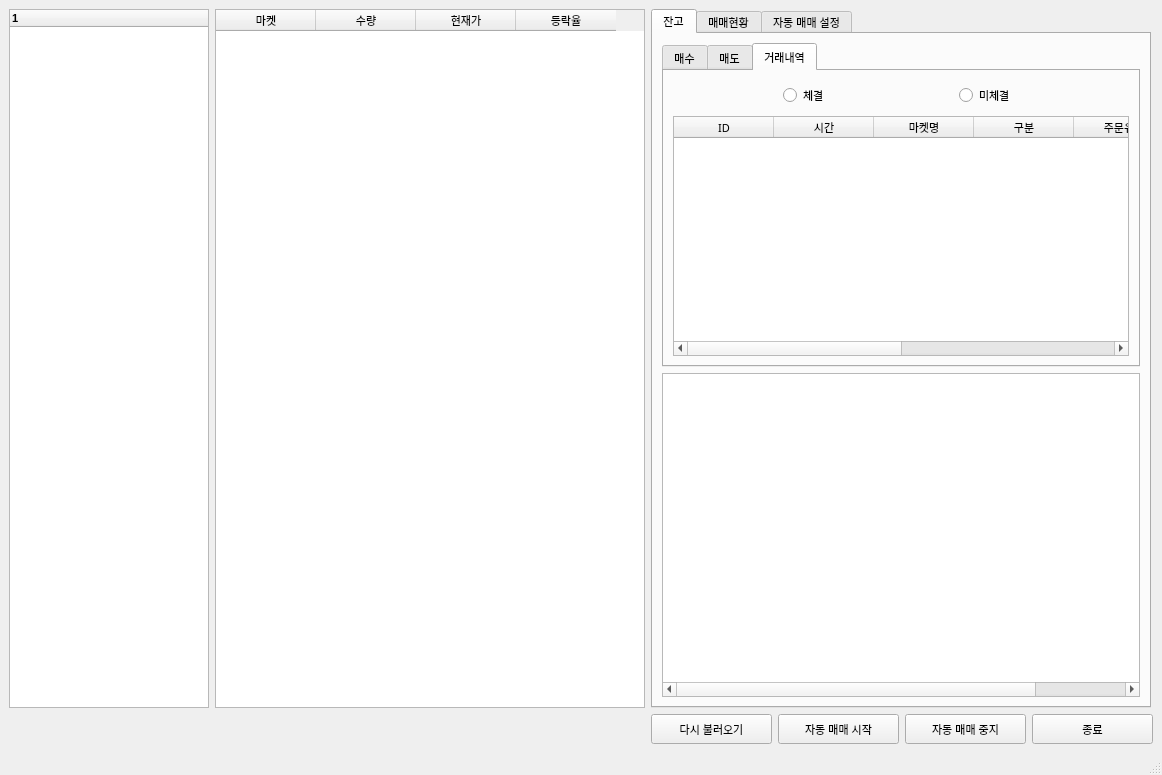
changhee-won/AiCoinsTrade, file main1.ui: the form before one commit.
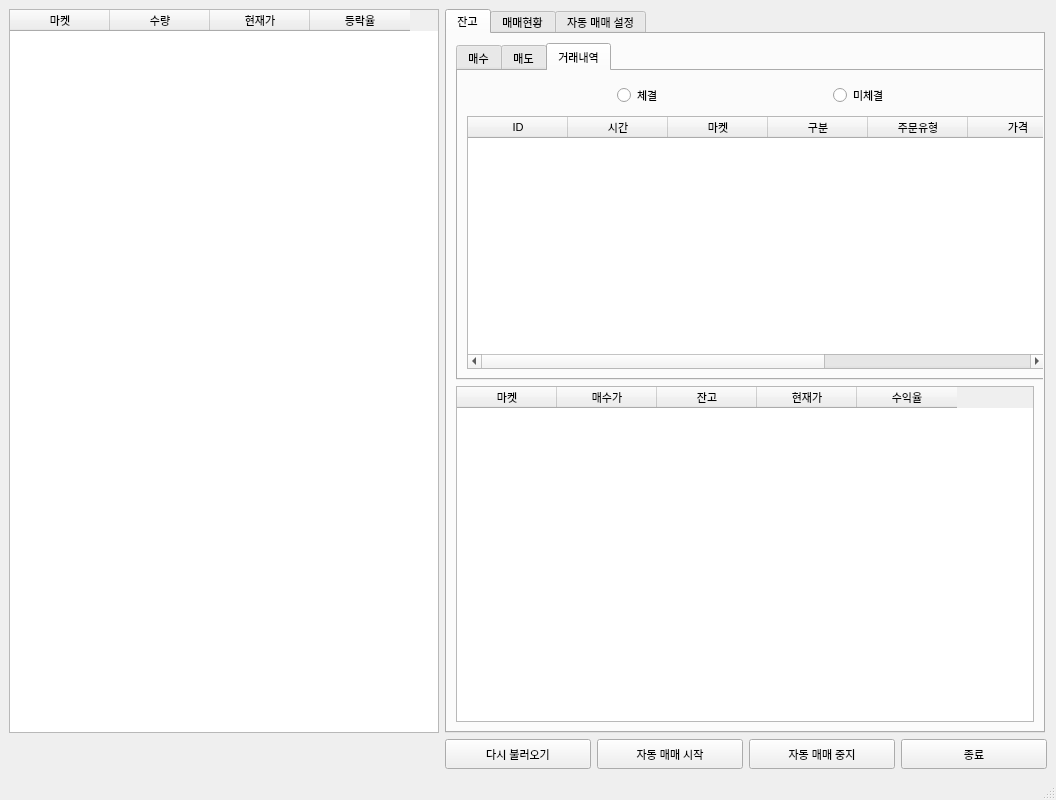
The form after the commit. The open tabs and pages were chosen to show the change.

Commit message: 수정함:        aicoin_main.py 	수정함:        main1.ui

```diff
--- a/main1.ui
+++ b/main1.ui
@@ -6,20 +6,20 @@
    <rect>
     <x>0</x>
     <y>0</y>
-    <width>1162</width>
-    <height>775</height>
+    <width>1056</width>
+    <height>800</height>
    </rect>
   </property>
   <property name="minimumSize">
    <size>
     <width>200</width>
-    <height>30</height>
+    <height>800</height>
    </size>
   </property>
   <property name="maximumSize">
    <size>
     <width>1162</width>
-    <height>775</height>
+    <height>800</height>
    </size>
   </property>
   <property name="font">
@@ -35,35 +35,6 @@
    <layout class="QFormLayout" name="formLayout">
     <item row="0" column="0">
      <layout class="QHBoxLayout" name="horizontalLayout_4">
-      <item>
-       <widget class="QTreeWidget" name="treeWidget_coins">
-        <property name="minimumSize">
-         <size>
-          <width>200</width>
-          <height>0</height>
-         </size>
-        </property>
-        <property name="maximumSize">
-         <size>
-          <width>200</width>
-          <height>16777215</height>
-         </size>
-        </property>
-        <property name="font">
-         <font>
-          <family>Arial</family>
-          <pointsize>8</pointsize>
-          <weight>75</weight>
-          <bold>true</bold>
-         </font>
-        </property>
-        <column>
-         <property name="text">
-          <string notr="true">1</string>
-         </property>
-        </column>
-       </widget>
-      </item>
       <item>
        <widget class="QTableWidget" name="tableWidget_status">
         <property name="minimumSize">
@@ -244,13 +215,13 @@
      <widget class="QTabWidget" name="tabWidget">
       <property name="minimumSize">
        <size>
-        <width>500</width>
+        <width>600</width>
         <height>0</height>
        </size>
       </property>
       <property name="maximumSize">
        <size>
-        <width>500</width>
+        <width>600</width>
         <height>16777215</height>
        </size>
       </property>
@@ -274,13 +245,13 @@
            <widget class="QTabWidget" name="tabWidget_2">
             <property name="minimumSize">
              <size>
-              <width>150</width>
+              <width>600</width>
               <height>0</height>
              </size>
             </property>
             <property name="maximumSize">
              <size>
-              <width>500</width>
+              <width>600</width>
               <height>16777215</height>
              </size>
             </property>
@@ -1218,6 +1189,24 @@
               </item>
               <item>
                <widget class="QTableWidget" name="tableWidget_tradelist">
+                <property name="minimumSize">
+                 <size>
+                  <width>0</width>
+                  <height>0</height>
+                 </size>
+                </property>
+                <property name="maximumSize">
+                 <size>
+                  <width>16777215</width>
+                  <height>16777215</height>
+                 </size>
+                </property>
+                <property name="font">
+                 <font>
+                  <family>Arial</family>
+                  <pointsize>8</pointsize>
+                 </font>
+                </property>
                 <attribute name="verticalHeaderVisible">
                  <bool>false</bool>
                 </attribute>
@@ -1233,7 +1222,7 @@
                 </column>
                 <column>
                  <property name="text">
-                  <string>마켓명</string>
+                  <string>마켓</string>
                  </property>
                 </column>
                 <column>
@@ -1271,17 +1260,26 @@
            <widget class="QTableWidget" name="tableWidget_tot">
             <property name="minimumSize">
              <size>
-              <width>400</width>
+              <width>0</width>
               <height>200</height>
              </size>
             </property>
             <property name="maximumSize">
              <size>
-              <width>500</width>
+              <width>16777215</width>
               <height>16777215</height>
              </size>
             </property>
+            <property name="font">
+             <font>
+              <family>Arial</family>
+              <pointsize>8</pointsize>
+             </font>
+            </property>
             <attribute name="horizontalHeaderVisible">
+             <bool>true</bool>
+            </attribute>
+            <attribute name="horizontalHeaderStretchLastSection">
              <bool>false</bool>
             </attribute>
             <attribute name="verticalHeaderVisible">
```
Left out of the diff: 6 changed lines with no effect on the pictures. The commit also changes 1 other file.
